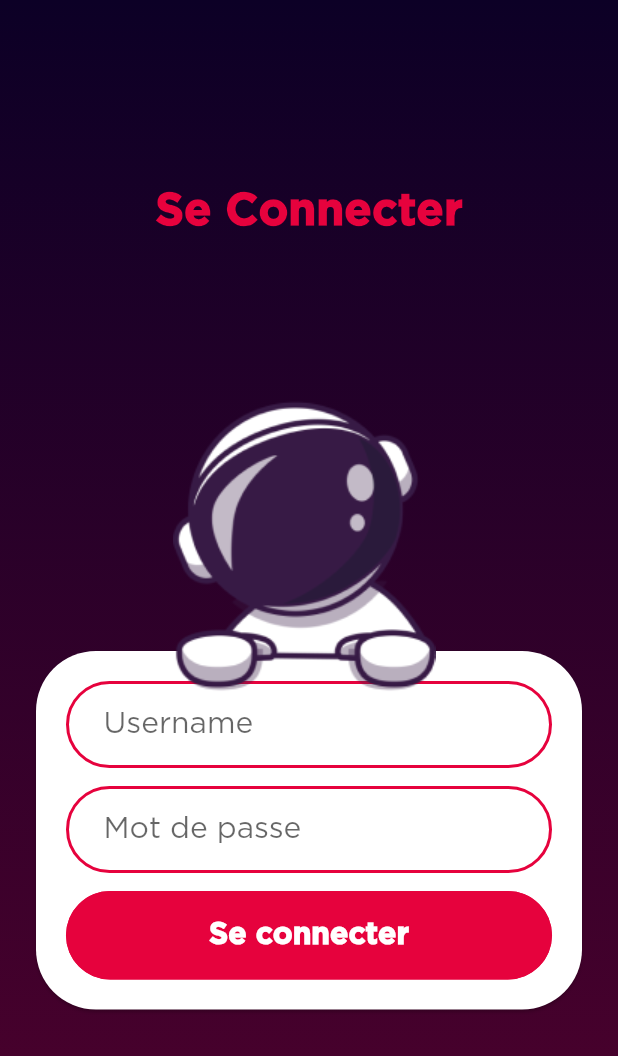
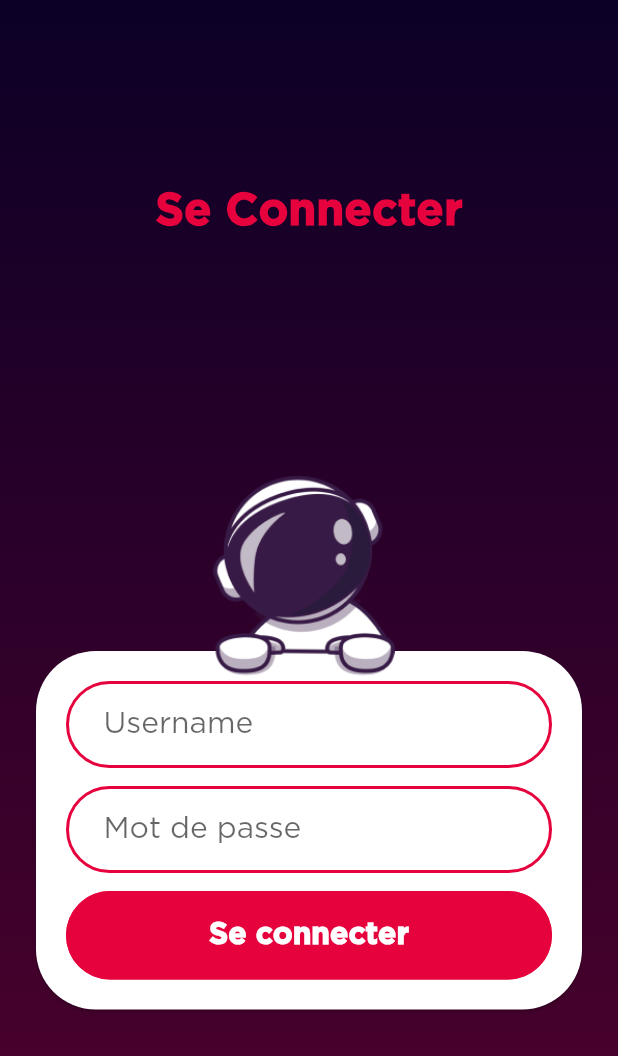
Before and after one commit to chechna9/Space-Pioneers-1, a Flutter app: the screen it shows after launch, after a tap on "Se connecter", on a phone screen of 412 x 824 dp. Shown: the top 1056 px of the screen. Run offline on Flutter 3.47's test engine with Material 2 defaults, Android fonts, the phone set to English and light mode, and no system bars; drawn by our look-alikes of auto_size_text; missing offline and left inert: animated_widgets; project files that could hold a hidden picture were left out.

Commit message:
splash login register v2

```diff
--- a/lib/Screens/home.dart
+++ b/lib/Screens/home.dart
@@ -12,99 +12,51 @@ class _HomeState extends State<Home> {
   final Color myYellow = Color(0xffffcc00);
   final Color myBlue = Color(0xff0c0026);
   final Color myRed = Color(0xffe6023d);
-  double DH; //device height
-  double DW; //device width
 
   @override
   Widget build(BuildContext context) {
-    DH = MediaQuery.of(context).size.height;
-    DW = MediaQuery.of(context).size.width;
     return Material(
       child: Container(
         color: myRed,
         child: Column(
           mainAxisAlignment: MainAxisAlignment.spaceBetween,
           children: [
+            SizedBox(),
+            Logo(myBlue: myBlue),
+            Midle(),
+            Footer(myRed: myRed),
+          ],
+        ),
+      ),
+    );
+  }
+}
+
+class Footer extends StatelessWidget {
+  const Footer({
+    Key key,
+    @required this.myRed,
+  }) : super(key: key);
+
+  final Color myRed;
+
+  @override
+  Widget build(BuildContext context) {
+    return Container(
+      width: double.infinity,
+      color: Colors.white,
+      child: Padding(
+        padding: const EdgeInsets.all(20.0),
+        child: Row(
+          children: [
             Expanded(
-              flex: 12,
-              child: Column(
-                mainAxisAlignment: MainAxisAlignment.spaceEvenly,
-                children: [
-                  Expanded(child: Container()),
-                  Expanded(
-                      flex: 2,
-                      child: Stack(
-                        clipBehavior: Clip.none,
-                        children: [
-                          //first logo star row
-                          Positioned(
-                            top: -DH * 0.03,
-                            left: DW * 0.17,
-                            child: Star(
-                              scale: 2.5,
-                              angle: -50,
-                            ),
-                          ),
-                          Positioned(
-                            top: -DH * 0.03,
-                            left: DW * 0.32,
-                            child: Star(
-                              scale: 2.5,
-                              angle: -50,
-                            ),
-                          ),
-                          //Second logo star row
-                          Positioned(
-                            top: DH * 0.017,
-                            left: DW * 0.023,
-                            child: Star(
-                              scale: 2.5,
-                              angle: -48,
-                            ),
-                          ),
-                          Positioned(
-                            top: DH * 0.017,
-                            left: DW * 0.425,
-                            child: Star(
-                              scale: 2.5,
-                              angle: -47,
-                            ),
-                          ),
-//i had a problem whith the third star
-//row so i need to implement it another place
-                          Container(child: Title(myBlue: myBlue)),
-                        ],
-                      )),
-                  Expanded(
-                    flex: 3,
-                    child: Midle(DW: DW, DH: DH),
-                  ),
-                  Expanded(child: Container()),
-                ],
-              ),
+              child: Inscrire(myRed: myRed),
+            ),
+            SizedBox(
+              width: 15,
             ),
             Expanded(
-              flex: 2,
-              child: Container(
-                width: double.infinity,
-                color: Colors.white,
-                child: Padding(
-                  padding: const EdgeInsets.all(30.0),
-                  child: Row(
-                    children: [
-                      Expanded(
-                        child: Inscrire(myRed: myRed),
-                      ),
-                      SizedBox(
-                        width: 15,
-                      ),
-                      Expanded(
-                        child: SeConnecter(myRed: myRed),
-                      ),
-                    ],
-                  ),
-                ),
-              ),
+              child: SeConnecter(myRed: myRed),
             ),
           ],
         ),
@@ -113,101 +65,150 @@ class _HomeState extends State<Home> {
   }
 }
 
-class Midle extends StatelessWidget {
-  const Midle({
+class Logo extends StatelessWidget {
+  const Logo({
     Key key,
-    @required this.DW,
-    @required this.DH,
+    @required this.myBlue,
   }) : super(key: key);
 
-  final double DW;
-  final double DH;
+  final Color myBlue;
 
   @override
   Widget build(BuildContext context) {
     return Stack(
       clipBehavior: Clip.none,
       children: [
-        Container(
-          decoration: BoxDecoration(
-            image: DecorationImage(
-              image: AssetImage('assets/images/other/astroInBox.png'),
-              fit: BoxFit.scaleDown,
-            ),
+        //first logo star row
+        Positioned(
+          top: -25,
+          left: 75,
+          child: Star(
+            scale: 2.5,
+            angle: -50,
           ),
         ),
-        //Third logo star row
         Positioned(
-          top: -DH * 0.17,
-          left: DW * 0.17,
+          top: -25,
+          left: 135,
+          child: Star(
+            scale: 2.5,
+            angle: -50,
+          ),
+        ),
+        //Second logo star row
+        Positioned(
+          top: 14,
+          left: 10,
           child: Star(
             scale: 2.5,
             angle: -48,
           ),
         ),
         Positioned(
-          top: -DH * 0.17,
-          left: DW * 0.452,
+          top: 14,
+          left: 175,
+          child: Star(
+            scale: 2.5,
+            angle: -47,
+          ),
+        ),
+
+        Container(child: Title(myBlue: myBlue)),
+        //Third logo star row
+        Positioned(
+          top: 65,
+          left: -25,
+          child: Star(
+            scale: 2.5,
+            angle: -48,
+          ),
+        ),
+
+        Positioned(
+          top: 65,
+          left: 93,
           child: Star(
             scale: 2.5,
             angle: -50,
           ),
         ),
         Positioned(
-          top: -DH * 0.17,
-          left: DW * 0.695,
+          top: 65,
+          left: 209,
           child: Star(
             scale: 2.5,
             angle: -47,
           ),
         ),
+      ],
+    );
+  }
+}
 
+class Midle extends StatelessWidget {
+  const Midle({
+    Key key,
+  }) : super(key: key);
+
+  @override
+  Widget build(BuildContext context) {
+    return Stack(
+      clipBehavior: Clip.none,
+      children: [
+        Image(
+          image: AssetImage('assets/images/other/astroInBox.png'),
+        ),
         //first star row
         Positioned(
           top: 0,
-          left: DW * 0.3,
+          left: 40,
           child: Star(
             angle: -80,
             scale: 2.8,
           ),
         ),
+
         Positioned(
           top: 0,
-          left: DW * 0.65,
+          left: 180,
           child: Star(
             angle: -80,
             scale: 1.7,
           ),
         ),
         //Second star row
+
         Positioned(
-          top: DH * 0.05,
-          left: DW * 0.18,
+          top: 44,
+          left: -15,
           child: Star(
             angle: -80,
             scale: 1.7,
           ),
         ),
+
         Positioned(
-          top: DH * 0.065,
-          left: DW * 0.79,
+          top: 56,
+          left: 235,
           child: Star(
             angle: -80,
             scale: 2.8,
           ),
         ),
         //Third star row
+
         Positioned(
-          top: DH * 0.128,
-          left: DW * 0.28,
+          top: 109,
+          left: 25,
           child: Star(
             angle: -80,
             scale: 2.8,
           ),
         ),
+
         Positioned(
-          top: DH * 0.125,
-          left: DW * 0.7,
+          top: 105,
+          left: 198,
           child: Star(
             angle: -80,
             scale: 2.2,
@@ -274,7 +275,6 @@ class Star extends StatelessWidget {
         enabled: true,
         shakeAngle: Rotation.deg(z: 15),
         duration: Duration(milliseconds: 1500),
-        //shakeAngle: Rotation.deg(z: 40),
         curve: Curves.linear,
         child: Image.asset(
           'assets/images/other/star.png',
--- a/lib/Screens/inscription.dart
+++ b/lib/Screens/inscription.dart
@@ -1,4 +1,3 @@
-import 'testing.dart';
 import 'package:auto_size_text/auto_size_text.dart';
 import 'package:flutter/material.dart';
 
@@ -41,8 +40,7 @@ class _InscriptionState extends State<Inscription> {
                 fontSize: 30,
               ),
             ),
-            Container(
-              child: Stack(
+            Stack(
               clipBehavior: Clip.none,
               children: [
                 RegCard(
@@ -50,11 +48,16 @@ class _InscriptionState extends State<Inscription> {
                   myBlue: myBlue,
                 ),
                 Positioned(
-                      top: -MediaQuery.of(context).size.height * 0.185,
-                      left: MediaQuery.of(context).size.width * 0.28,
-                      child: Image.asset('assets/images/other/astro.png')),
+                  top: -100,
+                  left: MediaQuery.of(context).size.width * 0.31,
+                  child: Image(
+                    height: 150,
+                    width: 150,
+                    fit: BoxFit.scaleDown,
+                    image: AssetImage('assets/images/other/astro.png'),
+                  ),
+                ),
               ],
-              ),
             ),
           ],
         ),
--- a/lib/Screens/login.dart
+++ b/lib/Screens/login.dart
@@ -42,8 +42,7 @@ class _LoginState extends State<Login> {
                 fontSize: 30,
               ),
             ),
-            Container(
-              child: Stack(
+            Stack(
               clipBehavior: Clip.none,
               children: [
                 LogCard(
@@ -51,11 +50,16 @@ class _LoginState extends State<Login> {
                   myBlue: myBlue,
                 ),
                 Positioned(
-                      top: -MediaQuery.of(context).size.height * 0.185,
-                      left: MediaQuery.of(context).size.width * 0.28,
-                      child: Image.asset('assets/images/other/astro.png')),
+                  top: -100,
+                  left: MediaQuery.of(context).size.width * 0.31,
+                  child: Image(
+                    height: 150,
+                    width: 150,
+                    fit: BoxFit.scaleDown,
+                    image: AssetImage('assets/images/other/astro.png'),
+                  ),
+                ),
               ],
-              ),
             ),
           ],
         ),
```
Lines whose indentation alone changed are shown as unchanged.
